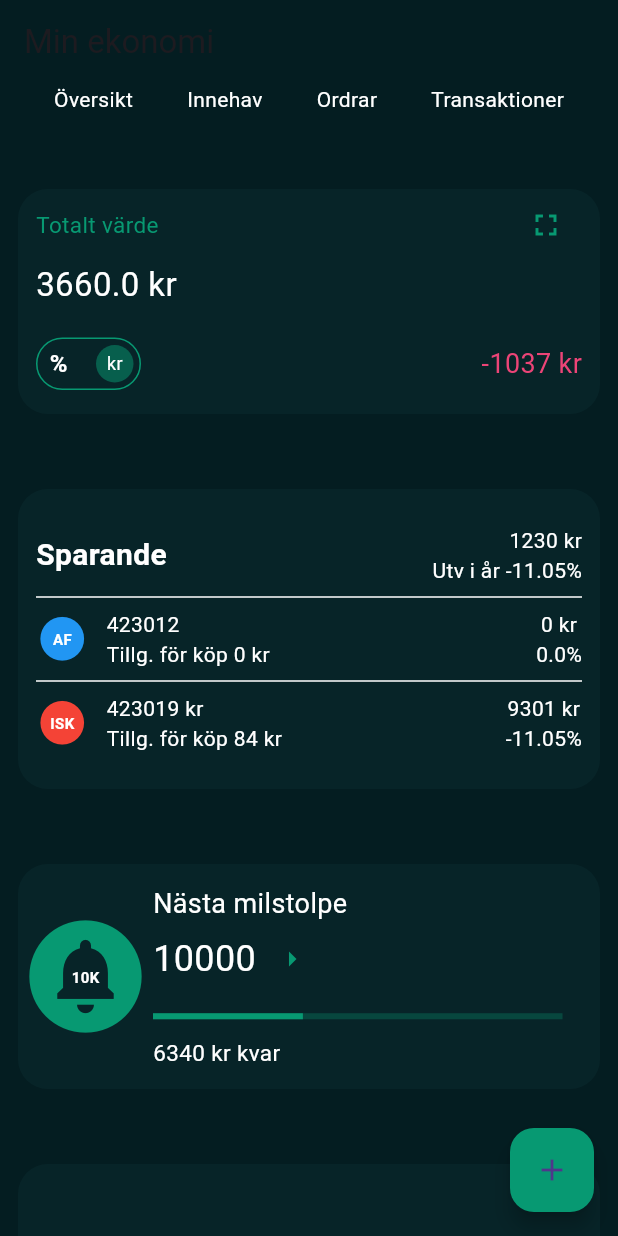
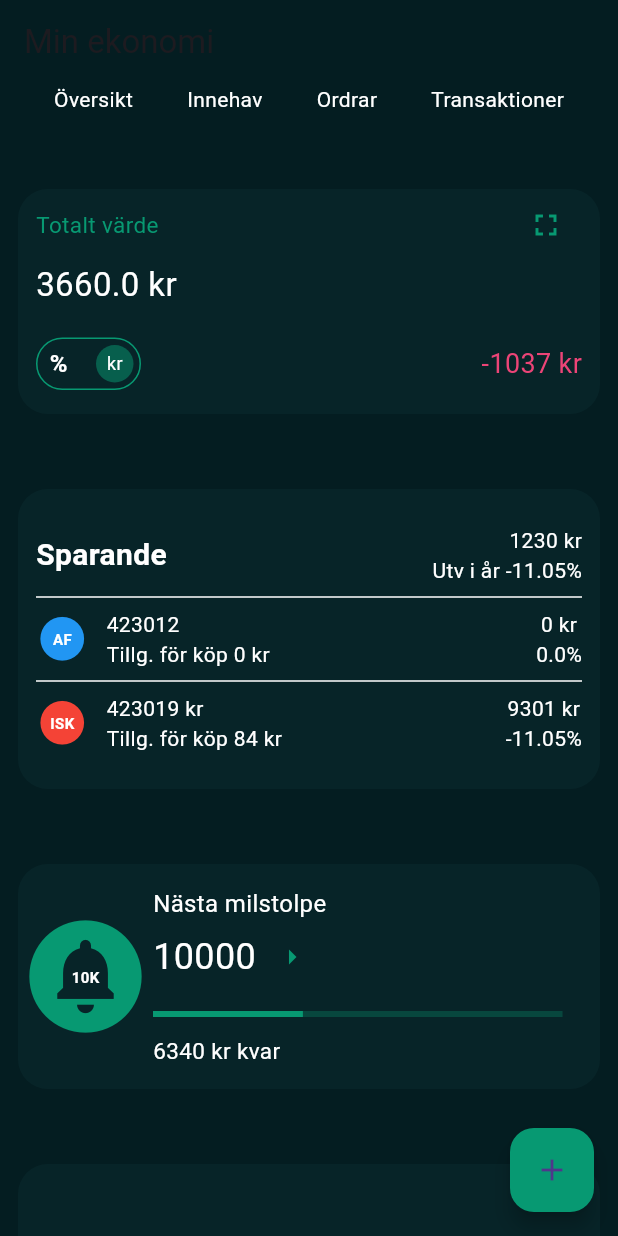
Before and after one commit to emilakerman/avanza_layout, a Flutter app: the screen it shows after launch, after a tap on "kr", on a phone screen of 412 x 824 dp. Run offline on Flutter 3.47's test engine with Material 3 defaults, Android fonts, the light colour scheme and no system bars; drawn by our look-alikes of flutter_switch; our stand-ins replace flutter_riverpod, hooks_riverpod, riverpod_annotation; missing offline and left inert: gradient_line_graph; generated files the repository leaves out were written again.

Commit message:
updated some static const values and changed file structure

```diff
--- a/lib/main.dart
+++ b/lib/main.dart
@@ -1,7 +1,7 @@
-import 'package:avanza_app/pages/home_screen.dart';
+import 'package:avanza_app/src/pages/home_screen.dart';
 import 'package:flutter/material.dart';
 import 'package:flutter_riverpod/flutter_riverpod.dart';
 
 void main() {
-  runApp(ProviderScope(child: const HomeScreen()));
+  runApp(const ProviderScope(child: HomeScreen()));
 }
--- a/lib/constants/dividers.dart
+++ b/lib/src/constants/app_dividers.dart
@@ -1,6 +1,6 @@
-import 'package:avanza_app/constants/app_colors.dart';
+import 'package:avanza_app/src/constants/app_colors.dart';
 import 'package:flutter/material.dart';
 
-class Dividers {
+class AppDividers {
   static const whiteDivider = Divider(color: AppColors.white);
 }
--- a/lib/constants/app_sizes.dart
+++ b/lib/src/constants/app_sizes.dart
@@ -6,4 +6,7 @@ class AppSizes {
   static const smallVertical = SizedBox(height: 12);
   static const smallHorizontal = SizedBox(width: 12);
   static const primaryRounded = 20.0;
+  static const mediumFont = 16.0;
+  static const largeFont = 20.0;
+  static const xLargefont = 24.0;
 }
--- a/lib/constants/constants.dart
+++ b/lib/src/constants/constants.dart
@@ -1,4 +1,4 @@
 export 'app_colors.dart';
 export 'app_paddings.dart';
 export 'app_sizes.dart';
-export 'dividers.dart';
+export 'app_dividers.dart';
--- a/lib/pages/home_screen.dart
+++ b/lib/src/pages/home_screen.dart
@@ -1,13 +1,12 @@
 import 'dart:math';
-import 'package:avanza_app/constants/dividers.dart';
-import 'package:avanza_app/controllers/home_screen_controller.dart';
-import 'package:avanza_app/widgets/flutter_switch_widget.dart';
-import 'package:avanza_app/widgets/gradient_widget.dart';
-import 'package:avanza_app/widgets/progress_indicator.dart';
+import 'package:avanza_app/src/constants/app_dividers.dart';
+import 'package:avanza_app/src/controllers/home_screen_controller.dart';
+import 'package:avanza_app/src/widgets/flutter_switch_widget.dart';
+import 'package:avanza_app/src/widgets/progress_indicator.dart';
 import 'package:flutter/material.dart';
-import 'package:avanza_app/constants/app_colors.dart';
-import 'package:avanza_app/constants/app_paddings.dart';
-import 'package:avanza_app/constants/app_sizes.dart';
+import 'package:avanza_app/src/constants/app_colors.dart';
+import 'package:avanza_app/src/constants/app_paddings.dart';
+import 'package:avanza_app/src/constants/app_sizes.dart';
 import 'package:intl/intl.dart';
 import 'package:hooks_riverpod/hooks_riverpod.dart';
 
@@ -16,7 +15,7 @@ class HomeScreen extends StatelessWidget {
 
   @override
   Widget build(BuildContext context) {
-    final screenSize = MediaQuery.of(context).size;
+    final Size screenSize = MediaQuery.of(context).size;
     return MaterialApp(
       home: Scaffold(
         appBar: AppBar(
@@ -69,7 +68,7 @@ class HomeScreen extends StatelessWidget {
                             "Sparande",
                             style: TextStyle(
                               color: AppColors.white,
-                              fontSize: 20,
+                              fontSize: AppSizes.largeFont,
                               fontWeight: FontWeight.bold,
                             ),
                           ),
@@ -82,7 +81,7 @@ class HomeScreen extends StatelessWidget {
                           )
                         ],
                       ),
-                      Dividers.whiteDivider,
+                      AppDividers.whiteDivider,
                       Row(
                         mainAxisAlignment: MainAxisAlignment.spaceBetween,
                         children: [
@@ -113,7 +112,7 @@ class HomeScreen extends StatelessWidget {
                           )
                         ],
                       ),
-                      Dividers.whiteDivider,
+                      AppDividers.whiteDivider,
                       Row(
                         mainAxisAlignment: MainAxisAlignment.spaceBetween,
                         children: [
@@ -192,10 +191,10 @@ class HomeScreen extends StatelessWidget {
             mainAxisAlignment: MainAxisAlignment.center,
             crossAxisAlignment: CrossAxisAlignment.start,
             children: [
-              _buildCommonText(text: "Nästa milstolpe", fontSize: 18),
+              _buildCommonText(text: "Nästa milstolpe", fontSize: AppSizes.mediumFont),
               Row(
                 children: [
-                  _buildCommonText(text: mileStoneValue.toString(), fontSize: 24),
+                  _buildCommonText(text: mileStoneValue.toString(), fontSize: AppSizes.xLargefont),
                   IconButton(
                     onPressed: () =>
                         ref.read(mileStoneControllerProvider.notifier).incrementMileStone(),
--- a/lib/widgets/progress_indicator.dart
+++ b/lib/src/widgets/progress_indicator.dart
@@ -1,4 +1,4 @@
-import 'package:avanza_app/constants/app_colors.dart';
+import 'package:avanza_app/src/constants/app_colors.dart';
 import 'package:flutter/material.dart';
 
 class ProgressIndicatorExample extends StatefulWidget {
```
Also changed, not shown: lib/lib.dart (+4 -4 lines), lib/src/constants/app_colors.dart (renamed from lib/constants/app_colors.dart), lib/src/constants/app_paddings.dart (renamed from lib/constants/app_paddings.dart), lib/src/controllers/controllers.dart (renamed from lib/controllers/controllers.dart), lib/src/controllers/home_screen_controller.dart (renamed from lib/controllers/home_screen_controller.dart), lib/src/controllers/home_screen_controller.g.dart (renamed from lib/controllers/home_screen_controller.g.dart), lib/src/pages/pages.dart (renamed from lib/pages/pages.dart), lib/src/widgets/flutter_switch_widget.dart (renamed from lib/widgets/flutter_switch_widget.dart), lib/src/widgets/gradient_widget.dart (renamed from lib/widgets/gradient_widget.dart), lib/src/widgets/widgets.dart (renamed from lib/widgets/widgets.dart), pubspec.lock, 1 other file.
